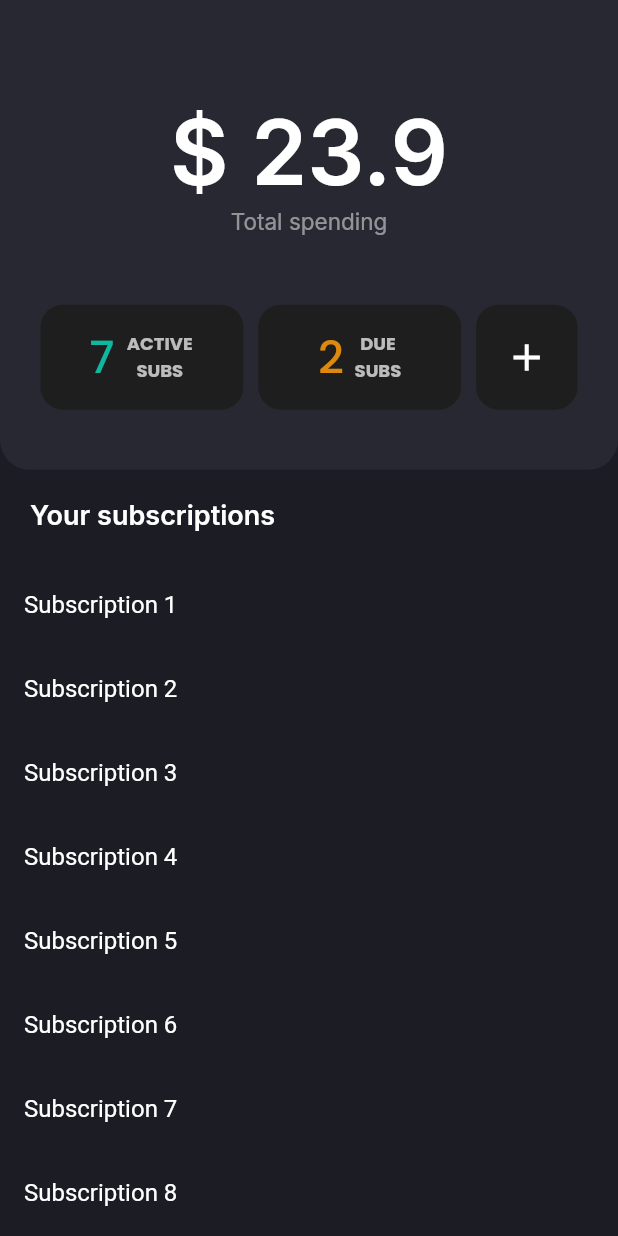
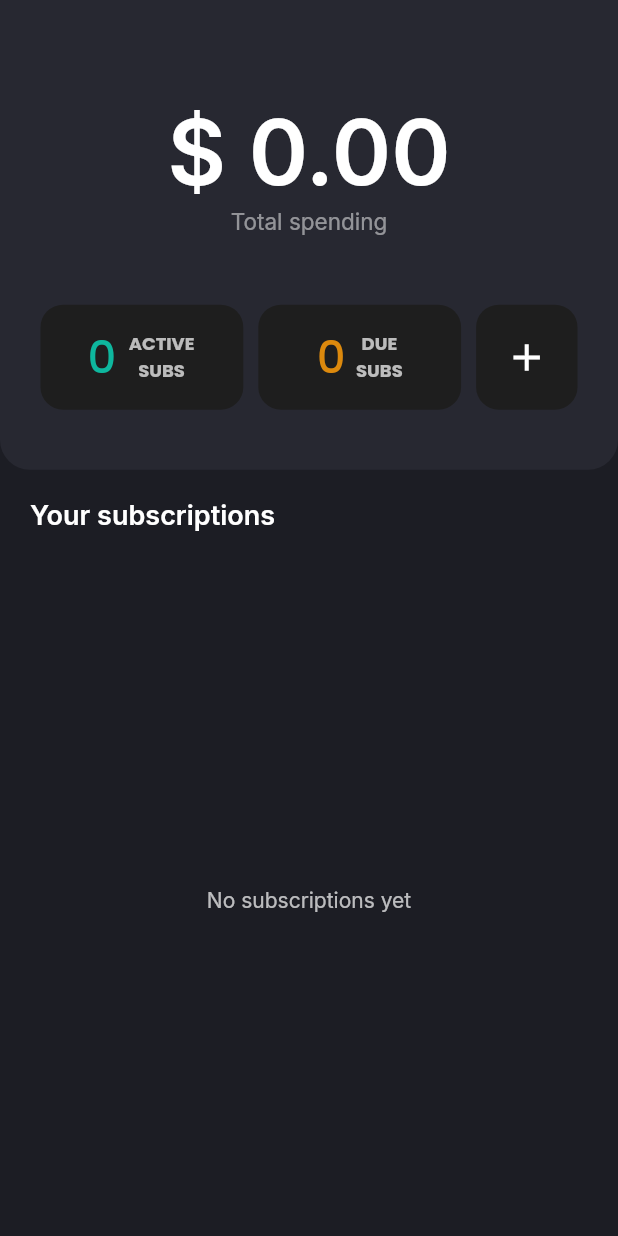
Before and after one commit to demirrepo/subtrack, a Flutter app: the Dashboard screen opened directly, on a phone screen of 412 x 824 dp. Run offline on Flutter 3.47's test engine with Material 3 defaults, Android fonts, the phone set to English and light mode, and no system bars; our stand-ins replace cloud_firestore, firebase_auth, firebase_core, font_awesome_flutter, google_fonts, google_sign_in; accounts and stored records are empty.

Commit message:
Dashboard has been completed || Add Subscription page is on test mode || Customization of Add Subscription page is ahead

```diff
--- a/lib/screens/dashboard.dart
+++ b/lib/screens/dashboard.dart
@@ -1,8 +1,13 @@
+import 'package:cloud_firestore/cloud_firestore.dart';
+import 'package:firebase_auth/firebase_auth.dart';
 import 'package:flutter/material.dart';
 import 'package:google_fonts/google_fonts.dart';
 import 'package:subtrack/widgets/subscription_stat_card.dart';
+import 'package:subtrack/widgets/subscriptions_list/subscription_item.dart';
 
 class Dashboard extends StatefulWidget {
+  const Dashboard({super.key});
+
   @override
   State<StatefulWidget> createState() {
     return _Dashboard();
@@ -10,34 +15,65 @@ class Dashboard extends StatefulWidget {
 }
 
 class _Dashboard extends State<Dashboard> {
-  final double totalSpending = 23.90;
+  final Color activeColor = const Color(0xFF0EB79E);
+  final Color dueColor = const Color(0xFFDC890D);
 
-  final Color activeColor = Color(0xFF0EB79E);
-  final Color dueColor = Color(0xFFDC890D);
-  final numOfActiveSubs = 7;
-  final numOfDueSubs = 2;
+  Stream<QuerySnapshot<Map<String, dynamic>>> _subscriptionsStream(String uid) {
+    return FirebaseFirestore.instance
+        .collection('subscriptions')
+        .where('userId', isEqualTo: uid)
+        .snapshots();
+  }
 
   @override
   Widget build(BuildContext context) {
+    final user = FirebaseAuth.instance.currentUser;
+    if (user == null) {
+      return const Scaffold(body: Center(child: Text('Not signed in')));
+    }
+
     return Scaffold(
       body: SafeArea(
         child: Column(
           children: [
+            // Header area
             Container(
               height: MediaQuery.of(context).size.height * 0.38,
               width: double.infinity,
-              decoration: BoxDecoration(
+              decoration: const BoxDecoration(
                 color: Color(0xFF272831),
                 borderRadius: BorderRadius.only(
                   bottomLeft: Radius.circular(20),
                   bottomRight: Radius.circular(20),
                 ),
               ),
-              child: Column(
+              child: StreamBuilder<QuerySnapshot<Map<String, dynamic>>>(
+                stream: _subscriptionsStream(user.uid),
+                builder: (context, snapshot) {
+                  double totalSpending = 0.0;
+                  int activeCount = 0;
+                  int dueCount = 0;
+
+                  if (snapshot.hasData) {
+                    for (final doc in snapshot.data!.docs) {
+                      final data = doc.data();
+                      final int priceCents =
+                          (data['priceUsdCents'] is int)
+                              ? data['priceUsdCents']
+                              : (data['priceUsdCents'] ?? 0);
+                      totalSpending += priceCents / 100.0;
+                      final status =
+                          (data['status'] ?? 'active').toString().toLowerCase();
+                      if (status == 'due' || status == 'overdue') dueCount++;
+                      if (status == 'active') activeCount++;
+                    }
+                  }
+
+                  return Column(
                     children: [
-                  SizedBox(height: 65),
+                      const SizedBox(height: 65),
                       Text(
-                    "\$ $totalSpending",
+                        '\$ ${totalSpending.toStringAsFixed(2)}',
                         style: GoogleFonts.inter(
                           color: Colors.white,
                           fontSize: 60,
@@ -45,13 +81,13 @@ class _Dashboard extends State<Dashboard> {
                         ),
                       ),
                       Text(
-                    "Total spending",
+                        'Total spending',
                         style: GoogleFonts.inter(
                           color: Colors.white.withOpacity(0.5),
                           fontSize: 15,
                         ),
                       ),
-                  Spacer(),
+                      const Spacer(),
 
                       Padding(
                         padding: const EdgeInsets.only(bottom: 40),
@@ -61,51 +97,56 @@ class _Dashboard extends State<Dashboard> {
                             child: Row(
                               mainAxisAlignment: MainAxisAlignment.spaceBetween,
                               children: [
-                            SizedBox(width: 13),
+                                const SizedBox(width: 13),
+
                                 // 1. Active subs card
                                 Expanded(
                                   flex: 2,
                                   child: SubscriptionStatCard.stat(
-                                count: numOfActiveSubs,
+                                    count: activeCount,
                                     label: 'ACTIVE \nSUBS',
                                     color: activeColor,
                                   ),
                                 ),
-                            SizedBox(width: 10),
+                                const SizedBox(width: 10),
+
                                 //2. Due subs card
                                 Expanded(
                                   flex: 2,
                                   child: SubscriptionStatCard.stat(
-                                count: numOfDueSubs,
+                                    count: dueCount,
                                     label: 'DUE \nSUBS',
                                     color: dueColor,
                                   ),
                                 ),
-                            SizedBox(width: 10),
+                                const SizedBox(width: 10),
+
                                 // 3. Add button
                                 Expanded(
                                   flex: 1,
                                   child: SubscriptionStatCard.addButton(),
                                 ),
-                            SizedBox(width: 13),
+                                const SizedBox(width: 13),
                               ],
                             ),
                           ),
                         ),
                       ),
                     ],
+                  );
+                },
               ),
             ),
 
-            SizedBox(height: 20),
+            const SizedBox(height: 20),
 
             Container(
-              margin: EdgeInsets.only(left: 20),
+              margin: const EdgeInsets.only(left: 20),
               child: Row(
                 mainAxisAlignment: MainAxisAlignment.start,
                 children: [
                   Text(
-                    "Your subscriptions",
+                    'Your subscriptions',
                     style: GoogleFonts.inter(
                       color: Colors.white,
                       fontWeight: FontWeight.w600,
@@ -116,27 +157,42 @@ class _Dashboard extends State<Dashboard> {
               ),
             ),
 
-            SizedBox(height: 20),
+            const SizedBox(height: 20),
 
+            // list area
             Expanded(
-              child: SingleChildScrollView(
-                child: Column(
-                  crossAxisAlignment: CrossAxisAlignment.start,
-                  children: [
-                    ListView.builder(
-                      shrinkWrap:
-                          true, // Tells the ListView to only take the space its children need
-                      physics:
-                          const NeverScrollableScrollPhysics(), // Important: Prevents the inner ListView from scrolling independently
-                      itemCount: 10, // Example count
+              child: StreamBuilder<QuerySnapshot<Map<String, dynamic>>>(
+                stream: _subscriptionsStream(user.uid),
+                builder: (context, snapshot) {
+                  if (snapshot.connectionState == ConnectionState.waiting) {
+                    return const Center(child: CircularProgressIndicator());
+                  }
+
+                  if (!snapshot.hasData || snapshot.data!.docs.isEmpty) {
+                    return Center(
+                      child: Text(
+                        'No subscriptions yet',
+                        style: GoogleFonts.inter(color: Colors.white70),
+                      ),
+                    );
+                  }
+
+                  final docs = snapshot.data!.docs;
+
+                  return ListView.builder(
+                    padding: const EdgeInsets.only(bottom: 20),
+                    itemCount: docs.length,
                     itemBuilder: (context, index) {
-                        return ListTile(
-                          title: Text('Subscription ${index + 1}'),
+                      final data = docs[index].data();
+                      return SubscriptionItem(
+                        data: data,
+                        onTap: () {
+                          // TODO: navigate to subscription details page
+                        },
                       );
                     },
-                    ),
-                  ],
-                ),
+                  );
+                },
               ),
             ),
           ],
--- a/lib/widgets/subscription_stat_card.dart
+++ b/lib/widgets/subscription_stat_card.dart
@@ -1,5 +1,6 @@
 import 'package:flutter/material.dart';
 import 'package:google_fonts/google_fonts.dart';
+import 'package:subtrack/screens/add_subscription.dart';
 
 // Enum to define the three possible styles/states of the card.
 enum CardType { stat, addButton }
@@ -19,7 +20,7 @@ class SubscriptionStatCard extends StatelessWidget {
   }) : type = CardType.stat,
        super(key: key);
 
-  // Named constructor for the '+' 'addButton' card
+  // Named constructor for the '+' Add button card
   const SubscriptionStatCard.addButton({Key? key})
     : type = CardType.addButton,
       count = null,
@@ -29,17 +30,11 @@ class SubscriptionStatCard extends StatelessWidget {
 
   @override
   Widget build(BuildContext context) {
-    // Define the primary color for the card's container
-    const Color cardColor = Color.fromRGBO(
-      30,
-      30,
-      30,
-      1.0,
-    ); // Darker gray background
+    const Color cardColor = Color.fromRGBO(30, 30, 30, 1.0);
 
     return Container(
-      width: 100, // Fixed width for consistent look in the Row
-      height: 70, // Fixed height
+      width: 100,
+      height: 70,
       decoration: BoxDecoration(
         color: cardColor,
         borderRadius: BorderRadius.circular(15.0),
@@ -48,7 +43,7 @@ class SubscriptionStatCard extends StatelessWidget {
       child:
           type == CardType.stat
               ? _buildStatContent()
-              : _buildAddButtonContent(),
+              : _buildAddButtonContent(context),
     );
   }
 
@@ -58,7 +53,7 @@ class SubscriptionStatCard extends StatelessWidget {
       mainAxisAlignment: MainAxisAlignment.center,
       children: [
         Text(
-          count!.toString(), // Guaranteed not null for CardType.stat
+          count!.toString(),
           style: GoogleFonts.poppins(
             color: color,
             fontSize: 30,
@@ -67,7 +62,7 @@ class SubscriptionStatCard extends StatelessWidget {
         ),
         const SizedBox(width: 7.0),
         Text(
-          label!, // Guaranteed not null for CardType.stat
+          label!,
           style: GoogleFonts.poppins(
             fontSize: 12,
             color: Colors.white70,
@@ -80,9 +75,17 @@ class SubscriptionStatCard extends StatelessWidget {
   }
 
   // Content builder for the '+' Add button card
-  Widget _buildAddButtonContent() {
-    return const Center(
-      child: Icon(Icons.add, color: Colors.white, size: 30.0),
+  Widget _buildAddButtonContent(BuildContext context) {
+    return Center(
+      child: IconButton(
+        icon: const Icon(Icons.add, color: Colors.white, size: 30),
+        onPressed: () {
+          Navigator.push(
+            context,
+            MaterialPageRoute(builder: (_) => const AddSubscriptionPage()),
+          );
+        },
+      ),
     );
   }
 }
--- a/pubspec.yaml
+++ b/pubspec.yaml
@@ -19,6 +19,7 @@ dependencies:
   google_sign_in: ^6.2.1
   svg_icon: ^0.0.1
   animated_text_kit: ^4.3.0
+  intl: ^0.20.2
 
 dev_dependencies:
   flutter_test:
@@ -36,3 +37,8 @@ flutter:
   assets:
     - lib/assets/images/google.png
     - lib/assets/images/stpageimage.png
+    - lib/assets/images/spotify.png
+    - lib/assets/images/telegram.png
+    - lib/assets/images/drive.png
+    - lib/assets/images/youtube.png
+    - lib/assets/images/netflix.png
```
Also changed, not shown: lib/screens/add_subscription.dart (added, +216 -0 lines), lib/services/auth_service.dart (+57 -19 lines), lib/services/subscription_service.dart (added, +61 -0 lines), lib/widgets/subscriptions_list/subscription_item.dart (+91 -0 lines), lib/widgets/subscriptions_list/subscription_list.dart (deleted), pubspec.lock. Lines whose indentation alone changed are shown as unchanged.
